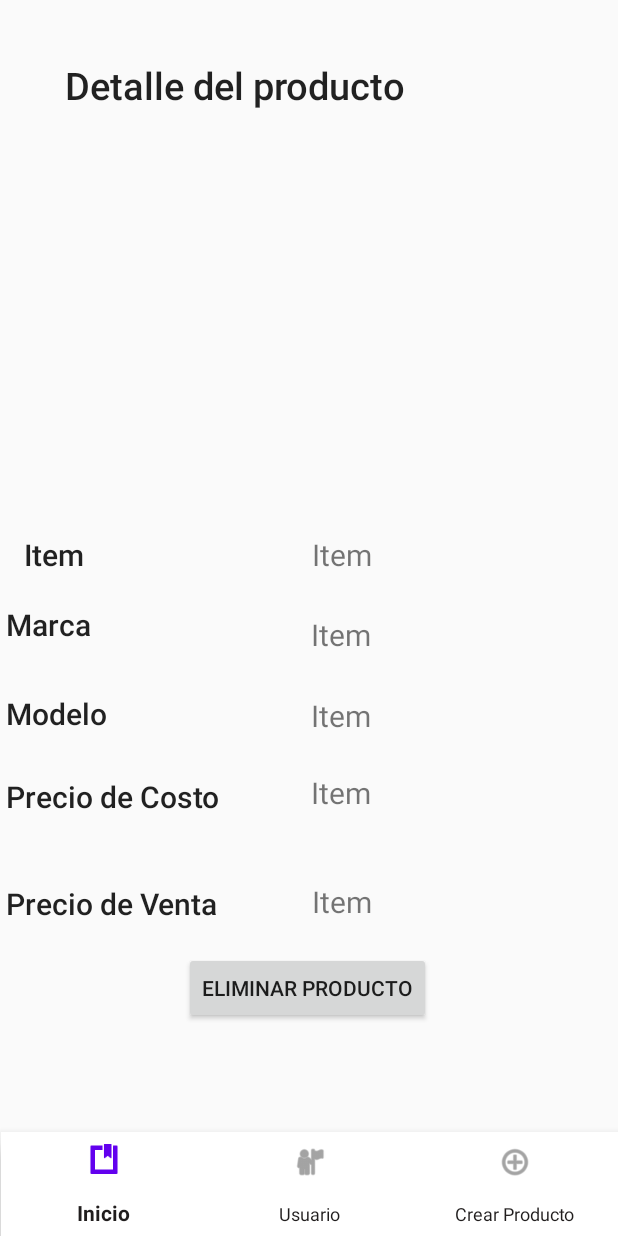
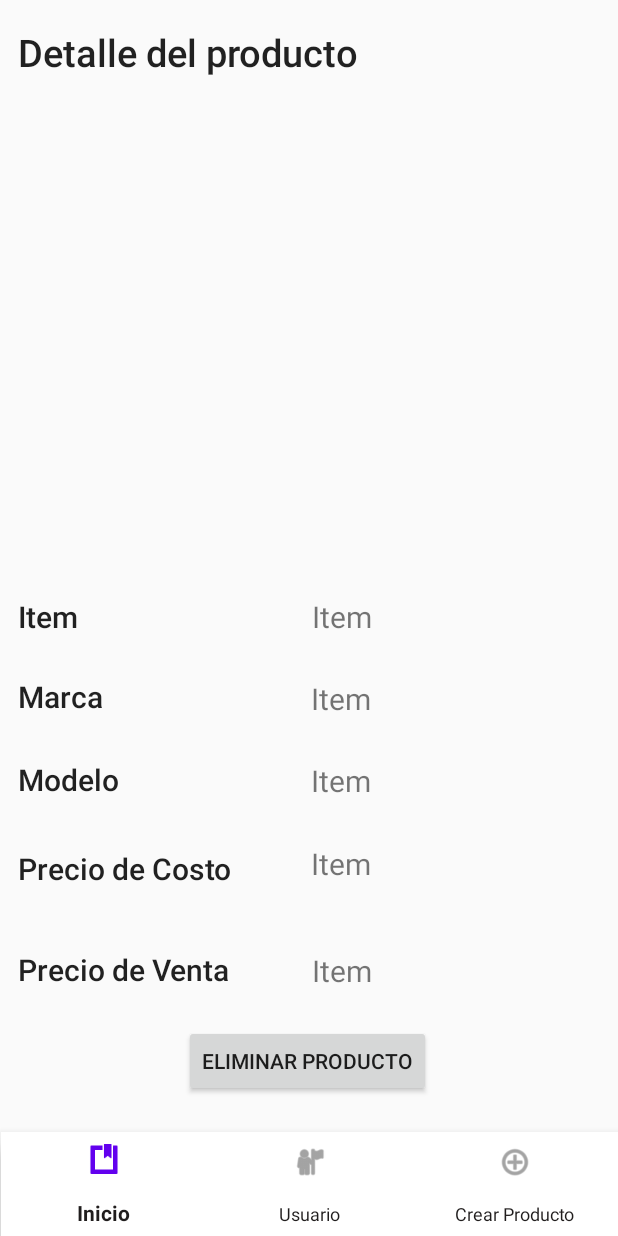
Before and after one commit to aletorres73/Facultad, an Android app: the DetailFragment screen opened through its navigation route, on a phone screen of 412 x 824 dp. Run offline under Robolectric (Android 15) with nearby library versions, the phone set to English and light mode, and no system bars; our stand-ins replace Room's generated code, navigation-ui; pictures from the network do not load; 2 statements that could not run were skipped.

Commit message:
se actualiza repo product2.2

```diff
--- a/App_moviles/Projects/ProductosApp/app/src/main/java/com/productosapp/adapters/ProductAdapter.kt
+++ b/App_moviles/Projects/ProductosApp/app/src/main/java/com/productosapp/adapters/ProductAdapter.kt
@@ -96,6 +96,7 @@ class ProductAdapter(
     }
 
     override fun onBindViewHolder(holder: ProductHolder, position: Int) {
+        var id =
         if (position < (itemCount + 1)) {
             holder.setItem(productlist?.get(position)?.item!!)
             holder.setBrand(productlist?.get(position)?.brand!!)
--- a/App_moviles/Projects/ProductosApp/app/src/main/java/com/productosapp/database/ProductsDao.kt
+++ b/App_moviles/Projects/ProductosApp/app/src/main/java/com/productosapp/database/ProductsDao.kt
@@ -21,10 +21,10 @@ interface ProductsDao{
     fun delete(user: Products?)
 
     @Query("SELECT * FROM products WHERE id = :id")
-    fun loadProductById(id: Int):Products?
+    fun loadProductById(id: Int):MutableList<Products?>?
 
     @Query("SELECT * FROM products WHERE brand = :brand")
-    fun loadUserByBrand(brand: String):Products?
+    fun loadProductByBrand(brand: String):Products?
 
     @Query("UPDATE products SET detail = 1 WHERE id = :productId")
     fun setDetail(productId: Int)
@@ -36,4 +36,5 @@ interface ProductsDao{
     fun findProductDetail(): Products?
     @Query("SELECT imageuri FROM products WHERE detail = 1")
     fun getImageUrl(): String?
+
 }
--- a/App_moviles/Projects/ProductosApp/app/src/main/java/com/productosapp/fragments/home/HomeFragment.kt
+++ b/App_moviles/Projects/ProductosApp/app/src/main/java/com/productosapp/fragments/home/HomeFragment.kt
@@ -13,11 +13,13 @@ import com.productosapp.R
 import com.productosapp.adapters.ProductAdapter
 import com.productosapp.database.AppDataBase
 import com.productosapp.database.ProductsDao
+import com.productosapp.database.UserDao
 
 class HomeFragment : Fragment() {
 
     private var db: AppDataBase? = null
     private var productDao: ProductsDao? = null
+    private var userDao: UserDao? = null
 
     lateinit var v          : View
     lateinit var recProduct : RecyclerView
@@ -40,10 +42,12 @@ class HomeFragment : Fragment() {
         db = AppDataBase.getInstance(requireContext())
         productDao = db?.ProductsDao()
         productDao?.loadAllProducts()
+        userDao = db?.UserDao()
+        userDao?.loadAllUsers()
 
         // Obtener la lista de productos
-        val productList = productDao?.loadAllProducts()
-
+        val user = userDao?.findUserLogged()
+        val productList = productDao?.loadProductById(user!!.id)
 
         // Configurar el adaptador de la lista
         adapter = ProductAdapter(productList) { position ->
--- a/App_moviles/Projects/ProductosApp/app/src/main/res/layout/fragment_detail.xml
+++ b/App_moviles/Projects/ProductosApp/app/src/main/res/layout/fragment_detail.xml
@@ -16,35 +16,108 @@
         android:textSize="25sp"
         app:layout_constraintBottom_toBottomOf="parent"
         app:layout_constraintEnd_toEndOf="parent"
-        app:layout_constraintHorizontal_bias="0.235"
+        app:layout_constraintHorizontal_bias="0.064"
         app:layout_constraintStart_toStartOf="parent"
         app:layout_constraintTop_toTopOf="parent"
-        app:layout_constraintVertical_bias="0.05" />
+        app:layout_constraintVertical_bias="0.022" />
 
     <ImageView
         android:id="@+id/imageDetail"
-        android:layout_width="170dp"
-        android:layout_height="166dp"
+        android:layout_width="230dp"
+        android:layout_height="207dp"
         app:layout_constraintBottom_toBottomOf="parent"
         app:layout_constraintEnd_toEndOf="parent"
-        app:layout_constraintHorizontal_bias="0.439"
+        app:layout_constraintHorizontal_bias="0.443"
         app:layout_constraintStart_toStartOf="parent"
         app:layout_constraintTop_toTopOf="parent"
-        app:layout_constraintVertical_bias="0.138"
+        app:layout_constraintVertical_bias="0.123"
         tools:src="@tools:sample/avatars" />
+
+    <Button
+        android:id="@+id/btnRemoveProduct"
+        android:layout_width="wrap_content"
+        android:layout_height="wrap_content"
+        android:text="Eliminar producto"
+        app:layout_constraintBottom_toBottomOf="parent"
+        app:layout_constraintEnd_toEndOf="parent"
+        app:layout_constraintHorizontal_bias="0.497"
+        app:layout_constraintStart_toStartOf="parent"
+        app:layout_constraintTop_toTopOf="parent"
+        app:layout_constraintVertical_bias="0.881" />
+
+    <TextView
+        android:id="@+id/valItemProduct"
+        android:layout_width="wrap_content"
+        android:layout_height="wrap_content"
+        android:text="Item"
+        android:textSize="20sp"
+        app:layout_constraintBottom_toTopOf="@+id/textView19"
+        app:layout_constraintEnd_toEndOf="parent"
+        app:layout_constraintHorizontal_bias="0.487"
+        app:layout_constraintStart_toEndOf="@+id/textView18"
+        app:layout_constraintTop_toTopOf="parent"
+        app:layout_constraintVertical_bias="0.939" />
+
+    <TextView
+        android:id="@+id/valBrandProduct"
+        android:layout_width="wrap_content"
+        android:layout_height="wrap_content"
+        android:text="Item"
+        android:textSize="20sp"
+        app:layout_constraintBottom_toTopOf="@+id/textView20"
+        app:layout_constraintEnd_toEndOf="parent"
+        app:layout_constraintHorizontal_bias="0.458"
+        app:layout_constraintStart_toEndOf="@+id/textView19"
+        app:layout_constraintTop_toBottomOf="@+id/valItemProduct" />
+
+    <TextView
+        android:id="@+id/textView19"
+        android:layout_width="wrap_content"
+        android:layout_height="wrap_content"
+        android:layout_marginStart="12dp"
+        android:layout_marginBottom="28dp"
+        android:text="Marca"
+        android:textAppearance="@style/TextAppearance.AppCompat.Body2"
+        android:textSize="20sp"
+        app:layout_constraintBottom_toTopOf="@+id/textView20"
+        app:layout_constraintStart_toStartOf="parent" />
 
     <TextView
         android:id="@+id/textView18"
         android:layout_width="wrap_content"
         android:layout_height="wrap_content"
-        android:layout_marginStart="16dp"
+        android:layout_marginStart="12dp"
         android:text="Item"
         android:textAppearance="@style/TextAppearance.AppCompat.Body2"
         android:textSize="20sp"
         app:layout_constraintBottom_toTopOf="@+id/textView19"
         app:layout_constraintStart_toStartOf="parent"
         app:layout_constraintTop_toTopOf="parent"
-        app:layout_constraintVertical_bias="0.948" />
+        app:layout_constraintVertical_bias="0.939" />
+
+    <TextView
+        android:id="@+id/textView21"
+        android:layout_width="wrap_content"
+        android:layout_height="wrap_content"
+        android:layout_marginStart="12dp"
+        android:layout_marginBottom="40dp"
+        android:text="Precio de Costo"
+        android:textAppearance="@style/TextAppearance.AppCompat.Body2"
+        android:textSize="20sp"
+        app:layout_constraintBottom_toTopOf="@+id/textView22"
+        app:layout_constraintStart_toStartOf="parent" />
+
+    <TextView
+        android:id="@+id/textView20"
+        android:layout_width="wrap_content"
+        android:layout_height="wrap_content"
+        android:layout_marginStart="12dp"
+        android:layout_marginBottom="32dp"
+        android:text="Modelo"
+        android:textAppearance="@style/TextAppearance.AppCompat.Body2"
+        android:textSize="20sp"
+        app:layout_constraintBottom_toTopOf="@+id/textView21"
+        app:layout_constraintStart_toStartOf="parent" />
 
     <TextView
         android:id="@+id/valSellingPrice"
@@ -57,32 +130,33 @@
         app:layout_constraintEnd_toEndOf="parent"
         app:layout_constraintHorizontal_bias="0.56"
         app:layout_constraintStart_toStartOf="parent"
-        app:layout_constraintTop_toBottomOf="@+id/valCostPrice" />
+        app:layout_constraintTop_toBottomOf="@+id/valCostPrice"
+        app:layout_constraintVertical_bias="0.833" />
 
     <TextView
-        android:id="@+id/valItemProduct"
+        android:id="@+id/textView22"
         android:layout_width="wrap_content"
         android:layout_height="wrap_content"
+        android:layout_marginStart="12dp"
+        android:layout_marginBottom="164dp"
+        android:text="Precio de Venta"
+        android:textAppearance="@style/TextAppearance.AppCompat.Body2"
+        android:textSize="20sp"
+        app:layout_constraintBottom_toBottomOf="parent"
+        app:layout_constraintStart_toStartOf="parent" />
+
+    <TextView
+        android:id="@+id/valCostPrice"
+        android:layout_width="wrap_content"
+        android:layout_height="wrap_content"
+        android:layout_marginStart="48dp"
+        android:layout_marginTop="28dp"
         android:text="Item"
         android:textSize="20sp"
-        app:layout_constraintBottom_toTopOf="@+id/textView19"
         app:layout_constraintEnd_toEndOf="parent"
-        app:layout_constraintHorizontal_bias="0.48"
-        app:layout_constraintStart_toEndOf="@+id/textView18"
-        app:layout_constraintTop_toTopOf="parent"
-        app:layout_constraintVertical_bias="0.948" />
-
-    <TextView
-        android:id="@+id/valBrandProduct"
-        android:layout_width="wrap_content"
-        android:layout_height="wrap_content"
-        android:text="Item"
-        android:textSize="20sp"
-        app:layout_constraintBottom_toTopOf="@+id/textView20"
-        app:layout_constraintEnd_toEndOf="parent"
-        app:layout_constraintHorizontal_bias="0.472"
-        app:layout_constraintStart_toEndOf="@+id/textView19"
-        app:layout_constraintTop_toBottomOf="@+id/valItemProduct" />
+        app:layout_constraintHorizontal_bias="0.029"
+        app:layout_constraintStart_toEndOf="@+id/textView21"
+        app:layout_constraintTop_toBottomOf="@+id/vaModelPoduct" />
 
     <TextView
         android:id="@+id/vaModelPoduct"
@@ -93,81 +167,9 @@
         android:textSize="20sp"
         app:layout_constraintBottom_toTopOf="@+id/textView21"
         app:layout_constraintEnd_toEndOf="parent"
-        app:layout_constraintHorizontal_bias="0.128"
+        app:layout_constraintHorizontal_bias="0.089"
         app:layout_constraintStart_toEndOf="@+id/textView20"
-        app:layout_constraintTop_toBottomOf="@+id/valBrandProduct" />
-
-    <TextView
-        android:id="@+id/valCostPrice"
-        android:layout_width="wrap_content"
-        android:layout_height="wrap_content"
-        android:layout_marginStart="48dp"
-        android:layout_marginTop="24dp"
-        android:text="Item"
-        android:textSize="20sp"
-        app:layout_constraintEnd_toEndOf="parent"
-        app:layout_constraintHorizontal_bias="0.073"
-        app:layout_constraintStart_toEndOf="@+id/textView21"
-        app:layout_constraintTop_toBottomOf="@+id/vaModelPoduct" />
-
-    <TextView
-        android:id="@+id/textView22"
-        android:layout_width="wrap_content"
-        android:layout_height="wrap_content"
-        android:layout_marginStart="4dp"
-        android:layout_marginBottom="208dp"
-        android:text="Precio de Venta"
-        android:textAppearance="@style/TextAppearance.AppCompat.Body2"
-        android:textSize="20sp"
-        app:layout_constraintBottom_toBottomOf="parent"
-        app:layout_constraintStart_toStartOf="parent" />
-
-    <TextView
-        android:id="@+id/textView20"
-        android:layout_width="wrap_content"
-        android:layout_height="wrap_content"
-        android:layout_marginStart="4dp"
-        android:layout_marginBottom="28dp"
-        android:text="Modelo"
-        android:textAppearance="@style/TextAppearance.AppCompat.Body2"
-        android:textSize="20sp"
-        app:layout_constraintBottom_toTopOf="@+id/textView21"
-        app:layout_constraintStart_toStartOf="parent" />
-
-    <TextView
-        android:id="@+id/textView19"
-        android:layout_width="wrap_content"
-        android:layout_height="wrap_content"
-        android:layout_marginStart="4dp"
-        android:layout_marginBottom="32dp"
-        android:text="Marca"
-        android:textAppearance="@style/TextAppearance.AppCompat.Body2"
-        android:textSize="20sp"
-        app:layout_constraintBottom_toTopOf="@+id/textView20"
-        app:layout_constraintStart_toStartOf="parent" />
-
-    <TextView
-        android:id="@+id/textView21"
-        android:layout_width="wrap_content"
-        android:layout_height="wrap_content"
-        android:layout_marginStart="4dp"
-        android:layout_marginBottom="44dp"
-        android:text="Precio de Costo"
-        android:textAppearance="@style/TextAppearance.AppCompat.Body2"
-        android:textSize="20sp"
-        app:layout_constraintBottom_toTopOf="@+id/textView22"
-        app:layout_constraintStart_toStartOf="parent" />
-
-    <Button
-        android:id="@+id/btnRemoveProduct"
-        android:layout_width="wrap_content"
-        android:layout_height="wrap_content"
-        android:text="Eliminar producto"
-        app:layout_constraintBottom_toBottomOf="parent"
-        app:layout_constraintEnd_toEndOf="parent"
-        app:layout_constraintHorizontal_bias="0.497"
-        app:layout_constraintStart_toStartOf="parent"
-        app:layout_constraintTop_toTopOf="parent"
-        app:layout_constraintVertical_bias="0.818" />
+        app:layout_constraintTop_toBottomOf="@+id/valBrandProduct"
+        app:layout_constraintVertical_bias="0.464" />
 
 </androidx.constraintlayout.widget.ConstraintLayout>
```
Also changed, not shown: App_moviles/Projects/ProductosApp/app/src/main/java/com/productosapp/fragments/createProducts/CreateProductFragment.kt (+36 -6 lines), App_moviles/Projects/ProductosApp/app/src/main/res/layout/fragment_create_product.xml (+83 -83 lines).
